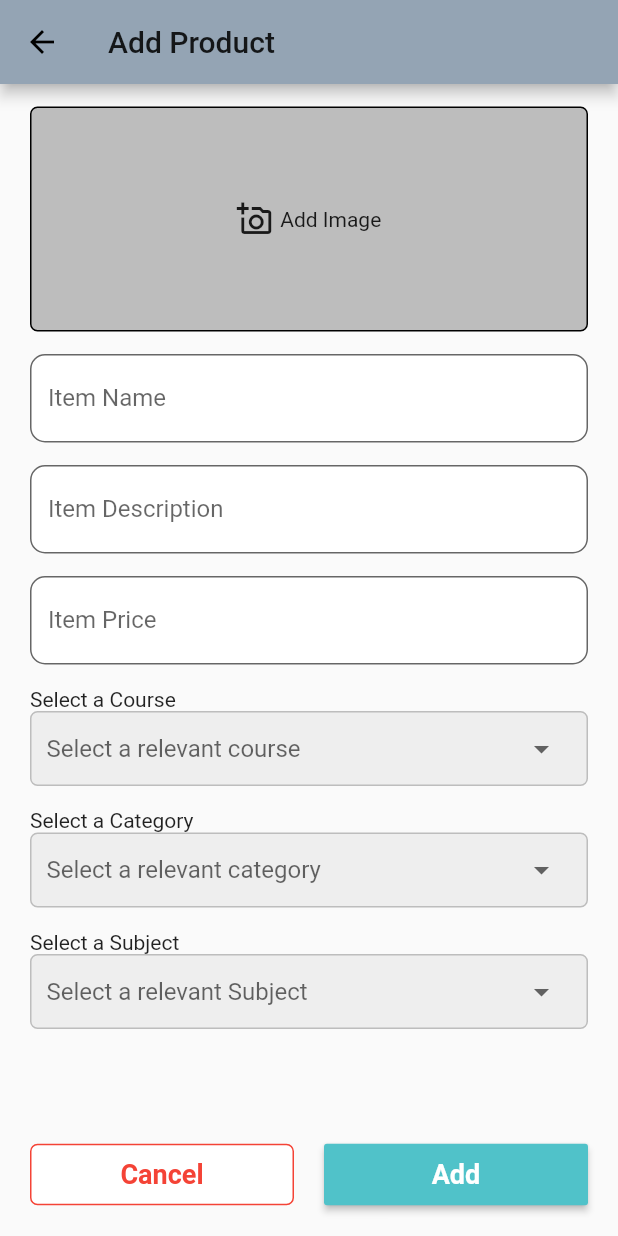
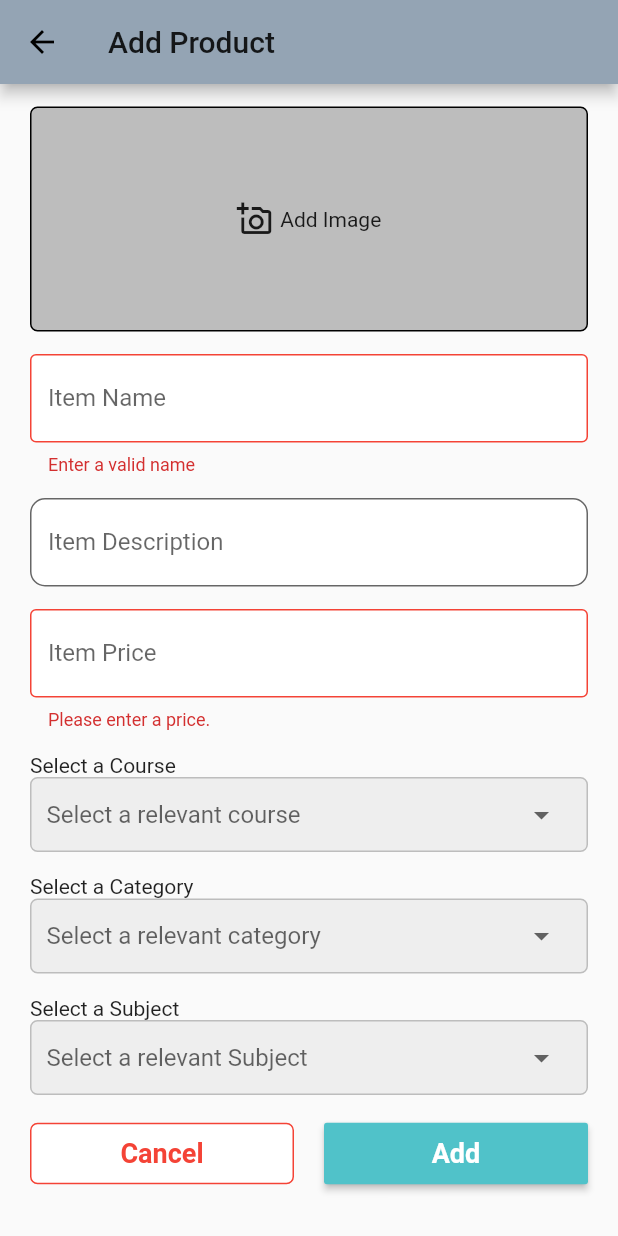
Before and after one commit to codec-akash/ClgBud, a Flutter app: the AddProduct screen opened by its route, after a tap on "Add", on a phone screen of 412 x 824 dp. Run offline on Flutter 3.47's test engine with Material 2 defaults, Android fonts, the phone set to English and light mode, and no system bars; our stand-ins replace cloud_firestore, firebase_auth, firebase_core, firebase_storage, google_fonts, google_sign_in and 3 more; accounts and stored records are empty.

```diff
--- a/lib/main.dart
+++ b/lib/main.dart
@@ -1,6 +1,7 @@
 import 'package:clgbud/pages/add_product/add_product.dart';
 import 'package:clgbud/pages/home_page/home_page.dart';
 import 'package:clgbud/pages/login_page/login_page.dart';
+import 'package:clgbud/pages/your_product/your_products.dart';
 import 'package:clgbud/services/auth.dart';
 import 'package:clgbud/services/product_database.dart';
 import 'package:clgbud/services/user_database.dart';
@@ -46,6 +47,7 @@ class MyApp extends StatelessWidget {
           ),
           routes: {
             AddProduct.routeName: (ctx) => AddProduct(),
+            YourProducts.routeName: (ctx) => YourProducts(),
           },
         ),
       ),
--- a/lib/model/product_model.dart
+++ b/lib/model/product_model.dart
@@ -7,6 +7,7 @@ class ProductModel {
   String subject;
   String userId;
   String productImage;
+  DateTime addedDate;
   double amount;
   bool isSold;
 
@@ -21,6 +22,7 @@ class ProductModel {
     this.amount,
     this.isSold,
     this.productImage,
+    this.addedDate,
   });
 
   ProductModel.fromJson(Map<String, dynamic> json) {
@@ -33,6 +35,7 @@ class ProductModel {
     isSold = json['isSold'];
     amount = double.parse(json['amount'].toString());
     productImage = json['product_image'];
+    addedDate = json['added_date'];
   }
 
   Map<String, dynamic> toJson() {
@@ -46,6 +49,7 @@ class ProductModel {
     data['isSold'] = this.isSold;
     data['amount'] = this.amount;
     data['product_image'] = this.productImage;
+    data['added_date'] = this.addedDate;
     return data;
   }
 }
--- a/lib/pages/add_product/add_product.dart
+++ b/lib/pages/add_product/add_product.dart
@@ -1,4 +1,3 @@
-import 'dart:convert';
 import 'dart:io';
 
 import 'package:clgbud/model/product_model.dart';
@@ -72,7 +71,9 @@ class _AddProductState extends State<AddProduct> {
       subject: subject,
       userId: Provider.of<UserDataBase>(context, listen: false).userId,
       isSold: false,
+      addedDate: DateTime.now(),
     );
+    if (checkValidation()) {
       try {
         FocusScope.of(context).unfocus();
 
@@ -84,6 +85,26 @@ class _AddProductState extends State<AddProduct> {
       } catch (e) {
         print(e);
       }
+    }
+  }
+
+  bool checkValidation() {
+    if (_formKey.currentState.validate()) {
+      if (courses == null || category == null || subject == null) {
+        _scaffoldKey.currentState.showSnackBar(SnackBar(
+          content: Text("Enter complete details"),
+        ));
+        return false;
+      }
+      if (_pickedImage == null) {
+        _scaffoldKey.currentState.showSnackBar(SnackBar(
+          content: Text("Pick a image"),
+        ));
+        return false;
+      }
+      return true;
+    }
+    return false;
   }
 
   void clearData() {
@@ -107,48 +128,6 @@ class _AddProductState extends State<AddProduct> {
       key: _scaffoldKey,
       appBar: AppBar(
         title: Text("Add Product"),
-      ),
-      floatingActionButton: Container(
-        width: MediaQuery.of(context).size.width - 36,
-        padding: EdgeInsets.only(right: 4),
-        height: 50,
-        child: Row(
-          mainAxisAlignment: MainAxisAlignment.spaceBetween,
-          children: <Widget>[
-            Container(
-              width: AppMediaQuery(context).appWidth(50) - 30,
-              decoration: BoxDecoration(
-                borderRadius: Global().borderRadius,
-              ),
-              child: FlatButton(
-                padding: EdgeInsets.symmetric(vertical: 10.0),
-                shape: RoundedRectangleBorder(
-                    borderRadius: Global().borderRadius,
-                    side: BorderSide(color: Colors.red)),
-                color: Colors.white,
-                textColor: Colors.red,
-                child: Text('Cancel', style: Global().buttonText),
-                onPressed: () {
-                  clearData();
-                },
-              ),
-            ),
-            Container(
-                width: AppMediaQuery(context).appWidth(50) - 30,
-                decoration: BoxDecoration(
-                  borderRadius: Global().borderRadius,
-                ),
-                child: RaisedButton(
-                  padding: EdgeInsets.symmetric(vertical: 10.0),
-                  color: Theme.of(context).accentColor,
-                  textColor: Colors.white,
-                  child: Text("Add", style: Global().buttonText),
-                  onPressed: () {
-                    saveProduct();
-                  },
-                )),
-          ],
-        ),
       ),
       body: SingleChildScrollView(
         child: Container(
@@ -347,7 +326,45 @@ class _AddProductState extends State<AddProduct> {
                     ),
                   ),
                 ),
-                SizedBox(height: 77),
+                Global().height10Box,
+                Row(
+                  mainAxisAlignment: MainAxisAlignment.spaceBetween,
+                  children: <Widget>[
+                    Container(
+                      width: AppMediaQuery(context).appWidth(50) - 30,
+                      decoration: BoxDecoration(
+                        borderRadius: Global().borderRadius,
+                      ),
+                      child: FlatButton(
+                        padding: EdgeInsets.symmetric(vertical: 10.0),
+                        shape: RoundedRectangleBorder(
+                            borderRadius: Global().borderRadius,
+                            side: BorderSide(color: Colors.red)),
+                        color: Colors.white,
+                        textColor: Colors.red,
+                        child: Text('Cancel', style: Global().buttonText),
+                        onPressed: () {
+                          clearData();
+                        },
+                      ),
+                    ),
+                    Container(
+                        width: AppMediaQuery(context).appWidth(50) - 30,
+                        decoration: BoxDecoration(
+                          borderRadius: Global().borderRadius,
+                        ),
+                        child: RaisedButton(
+                          padding: EdgeInsets.symmetric(vertical: 10.0),
+                          color: Theme.of(context).accentColor,
+                          textColor: Colors.white,
+                          child: Text("Add", style: Global().buttonText),
+                          onPressed: () {
+                            saveProduct();
+                          },
+                        )),
+                  ],
+                ),
+                SizedBox(height: 30),
               ],
             ),
           ),
--- a/lib/pages/home_page/product_list.dart
+++ b/lib/pages/home_page/product_list.dart
@@ -2,6 +2,7 @@ import 'package:clgbud/model/product_model.dart';
 import 'package:clgbud/pages/home_page/product_card.dart';
 import 'package:clgbud/utils/app_media_query.dart';
 import 'package:flutter/material.dart';
+import 'package:flutter_staggered_grid_view/flutter_staggered_grid_view.dart';
 
 class ProductList extends StatelessWidget {
   final List<ProductModel> productList;
@@ -10,7 +11,7 @@ class ProductList extends StatelessWidget {
   @override
   Widget build(BuildContext context) {
     double itemHeight = AppMediaQuery(context).appHeight(35);
-    double itemWidth = AppMediaQuery(context).appWidth(80);
+    double itemWidth = AppMediaQuery(context).appHeight(45);
 
     return GridView.builder(
       itemCount: productList.length,
@@ -18,7 +19,7 @@ class ProductList extends StatelessWidget {
         crossAxisCount: 2,
         childAspectRatio: itemHeight / itemWidth,
         crossAxisSpacing: 10,
-        mainAxisSpacing: 5,
+        mainAxisSpacing: 15,
       ),
       itemBuilder: (context, index) => ProductCard(
         product: productList[index],
--- a/pubspec.yaml
+++ b/pubspec.yaml
@@ -3,7 +3,7 @@ description: A new Flutter project.
 
 # The following line prevents the package from being accidentally published to
 # pub.dev using `pub publish`. This is preferred for private packages.
-publish_to: 'none' # Remove this line if you wish to publish to pub.dev
+publish_to: "none" # Remove this line if you wish to publish to pub.dev
 
 # The following defines the version and build number for your application.
 # A version number is three numbers separated by dots, like 1.2.43
@@ -28,12 +28,12 @@ dependencies:
   google_fonts: ^1.1.2
   shimmer: ^1.1.2
   image_picker: ^0.6.7+22
+  flutter_staggered_grid_view: ^0.3.4
   firebase_core: ^0.7.0
   firebase_auth: ^0.20.1
   google_sign_in: ^4.5.9
   cloud_firestore: ^0.16.0+1
   firebase_storage: ^7.0.0
-
 
   # The following adds the Cupertino Icons font to your application.
   # Use with the CupertinoIcons class for iOS style icons.
@@ -48,7 +48,6 @@ dev_dependencies:
 
 # The following section is specific to Flutter.
 flutter:
-
   # The following line ensures that the Material Icons font is
   # included with your application, so that you can use the icons in
   # the material Icons class.
```
Also changed, not shown: lib/pages/home_page/drawer_screen.dart (+5 -2 lines), lib/pages/home_page/product_card.dart (+15 -23 lines), lib/pages/your_product/your_product_card.dart (added, +67 -0 lines), lib/pages/your_product/your_products.dart (added, +39 -0 lines), lib/services/product_database.dart (+14 -0 lines), images/product-placeholder.png (added), pubspec.lock. Lines whose indentation alone changed are shown as unchanged.
